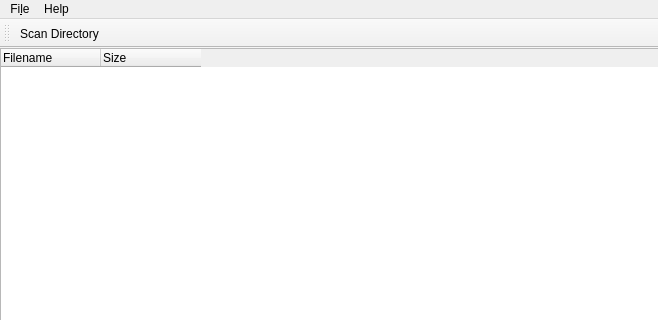
Above: mainwindow.ui from turing228/extra_files before the change; both pictures show x 0 to 658 and y 0 to 320 of the 800 by 600 pixel window. Below: the same form after it.
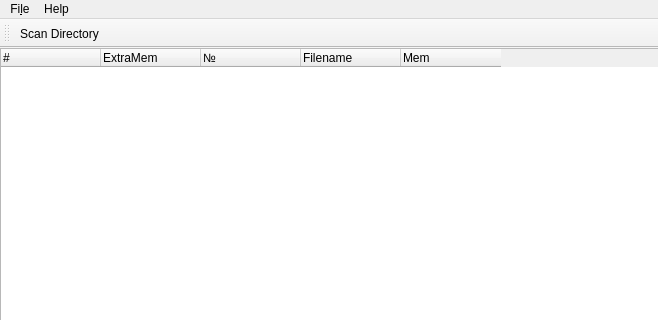
That is the form after the change.

```diff
--- a/mainwindow.ui
+++ b/mainwindow.ui
@@ -30,11 +30,26 @@
     <item>
      <widget class="QTreeWidget" name="treeWidget">
       <attribute name="headerMinimumSectionSize">
-       <number>100</number>
+       <number>70</number>
       </attribute>
       <attribute name="headerStretchLastSection">
        <bool>false</bool>
       </attribute>
+      <column>
+       <property name="text">
+        <string>#</string>
+       </property>
+      </column>
+      <column>
+       <property name="text">
+        <string>ExtraMem</string>
+       </property>
+      </column>
+      <column>
+       <property name="text">
+        <string>№</string>
+       </property>
+      </column>
       <column>
        <property name="text">
         <string>Filename</string>
@@ -42,7 +57,7 @@
       </column>
       <column>
        <property name="text">
-        <string>Size</string>
+        <string>Mem</string>
        </property>
       </column>
      </widget>
```
